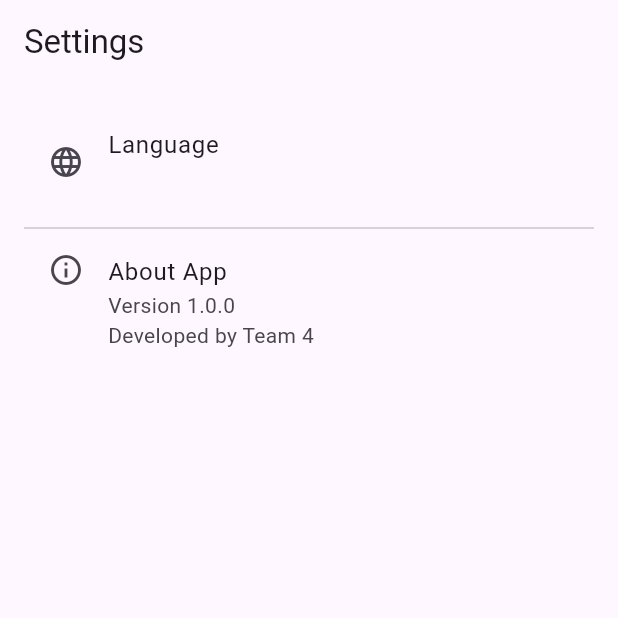
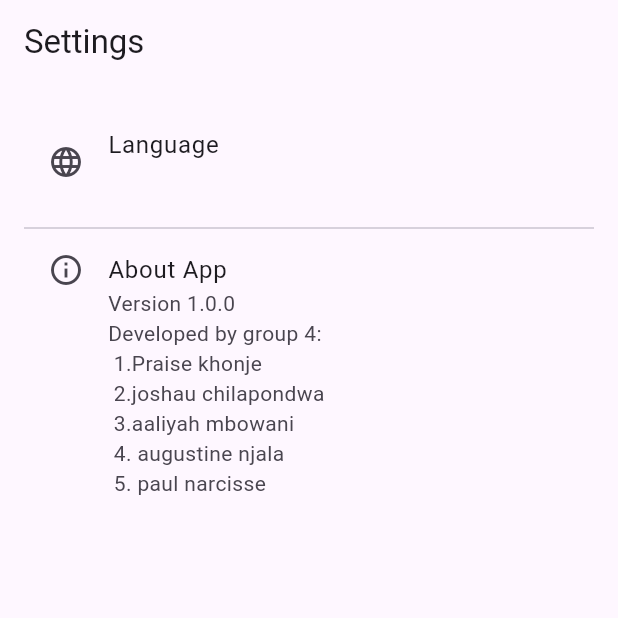
Before and after one commit to praise-khonje/Group-4_Currency-converter, a Flutter app: the SettingsPage screen opened directly with empty values, on a phone screen of 412 x 824 dp, the top half of it. Run offline on Flutter 3.47's test engine with Material 3 defaults, Android fonts, the phone set to English and light mode, and no system bars.

Commit message:
added names to info about developers of our app

```diff
--- a/lib/screens/settings.dart
+++ b/lib/screens/settings.dart
@@ -80,7 +80,7 @@ class SettingsPage extends StatelessWidget {
           ListTile(
             leading: const Icon(Icons.info_outline),
             title: const Text('About App'),
-            subtitle: const Text('Version 1.0.0\nDeveloped by Team 4'),
+            subtitle: const Text('Version 1.0.0\nDeveloped by group 4:\n 1.Praise khonje\n 2.joshau chilapondwa\n 3.aaliyah mbowani\n 4. augustine njala\n 5. paul narcisse'),
             isThreeLine: true,
           ),
         ],
```
